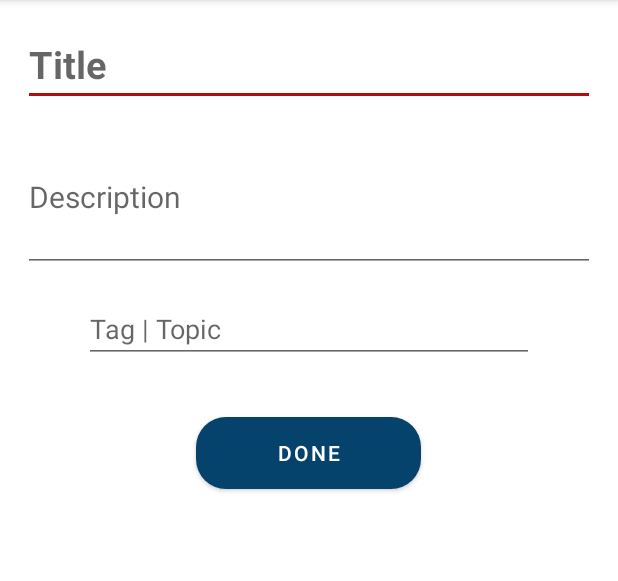
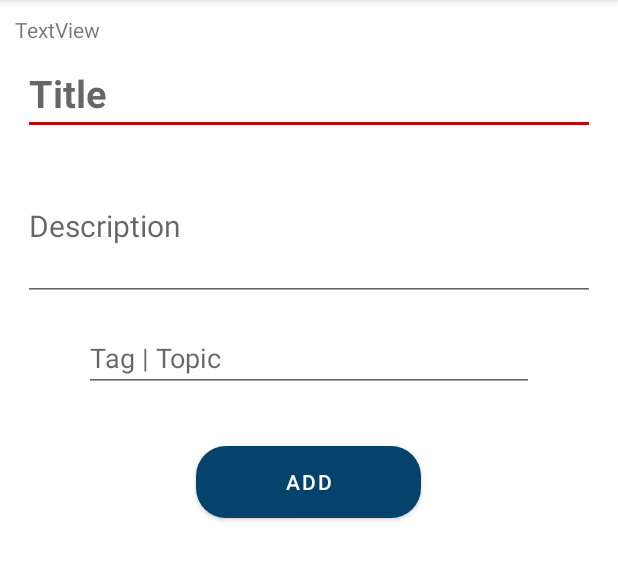
Before and after one commit to SudarshanDevkota/PeakProductive, an Android app: the CardDetailsFragment screen opened directly, with no data from a screen before it, on a phone screen of 412 x 824 dp, the part 84-665 px from its top. Run offline under Robolectric (Android 15) with nearby library versions, the phone set to English and light mode, and no system bars; Roboto replaces fonts that are not available here.

Commit message:
add and update working perfectly in the card detail

```diff
--- a/app/src/main/res/layout/fragment_card_details.xml
+++ b/app/src/main/res/layout/fragment_card_details.xml
@@ -12,6 +12,12 @@
         android:layout_margin="10dp"
 
         android:orientation="vertical">
+
+        <TextView
+            android:id="@+id/textView"
+            android:layout_width="match_parent"
+            android:layout_height="wrap_content"
+            android:text="TextView" />
 
         <EditText
             android:id="@+id/edit_cardTitle"
@@ -55,7 +61,7 @@
             android:layout_height="60dp"
             android:layout_gravity="center"
             android:layout_marginTop="20dp"
-            android:text="Done"
+            android:text="@string/add_text"
             app:cornerRadius="20dp" />
     </LinearLayout>
 </FrameLayout>
--- a/app/src/main/res/values/strings.xml
+++ b/app/src/main/res/values/strings.xml
@@ -10,5 +10,7 @@
     <string name="reset_text">Reset</string>
     <string name="relax_text">Relax</string>
     <!-- TODO: Remove or change this placeholder text -->
-
+<string name="update_text">Update</string>
+<string name="add_text">Add</string>
+<string name="cardDetail_text">Card Detail</string>
 </resources>
```
Also changed, not shown: app/src/main/java/com/example/peakproductive/fragments/CardDetailsFragment.java (+24 -18 lines), app/src/main/java/com/example/peakproductive/models/CardFactory.java (+6 -3 lines).
